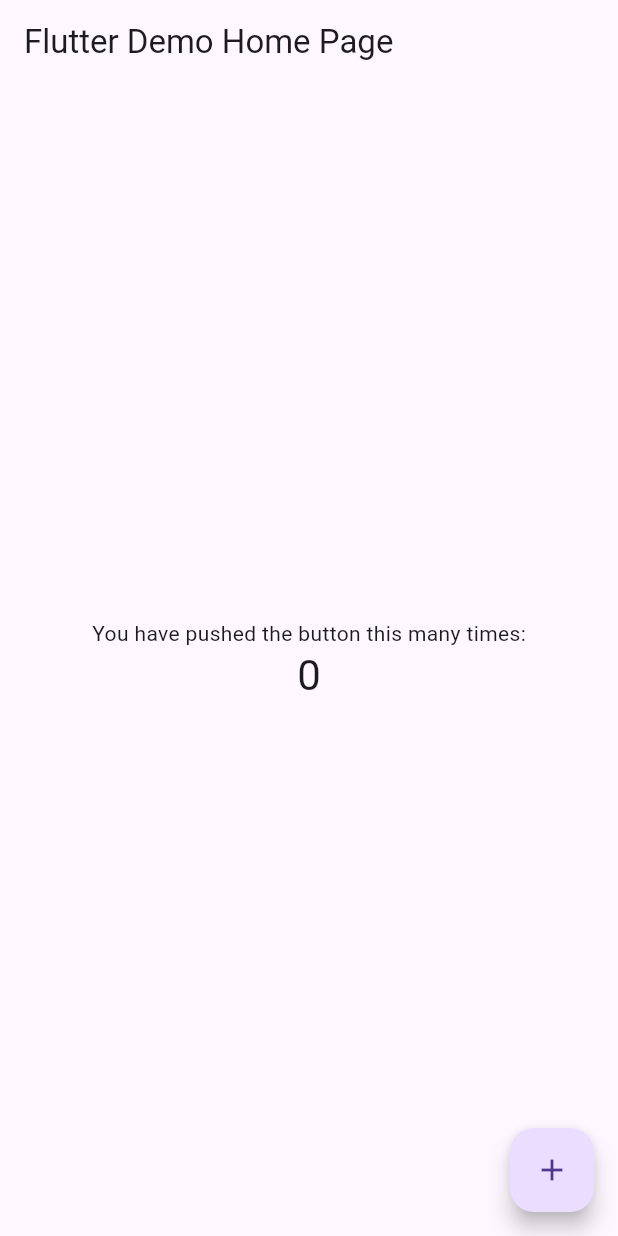
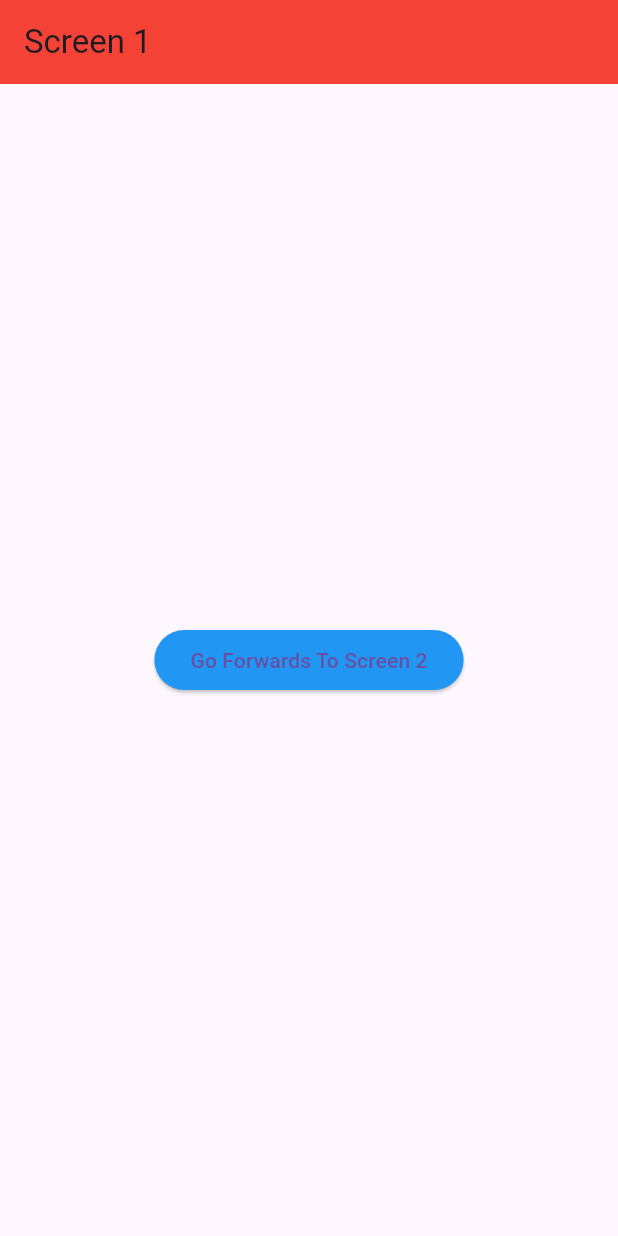
Before and after one commit to dil-nawaz-khan/navigation_flutter_app, a Flutter app: the screen it shows after launch, on a phone screen of 412 x 824 dp. Run offline on Flutter 3.47's test engine with Material 3 defaults, Android fonts, the phone set to English and light mode, and no system bars.

Commit message:
boilerplate code add

```diff
--- a/lib/main.dart
+++ b/lib/main.dart
@@ -1,110 +1,13 @@
 import 'package:flutter/material.dart';
+import 'screen1.dart';
 
-void main() => runApp(const MyApp());
+void main() => runApp(MyApp());
 
 class MyApp extends StatelessWidget {
   const MyApp({super.key});
 
-  // This widget is the root of your application.
   @override
   Widget build(BuildContext context) {
-    return MaterialApp(
-      title: 'Flutter Demo',
-      theme: ThemeData(
-        // This is the theme of your application.
-        //
-        // Try running your application with "flutter run". You'll see the
-        // application has a blue toolbar. Then, without quitting the app, try
-        // changing the primarySwatch below to Colors.green and then invoke
-        // "hot reload" (press "r" in the console where you ran "flutter run",
-        // or press Run > Flutter Hot Reload in a Flutter IDE). Notice that the
-        // counter didn't reset back to zero; the application is not restarted.
-        primarySwatch: Colors.blue,
-      ),
-      home: const MyHomePage(title: 'Flutter Demo Home Page'),
-    );
+    return MaterialApp(home: Screen1());
   }
 }
-
-class MyHomePage extends StatefulWidget {
-  const MyHomePage({super.key, required this.title});
-
-  // This widget is the home page of your application. It is stateful, meaning
-  // that it has a State object (defined below) that contains fields that affect
-  // how it looks.
-
-  // This class is the configuration for the state. It holds the values (in this
-  // case the title) provided by the parent (in this case the App widget) and
-  // used by the build method of the State. Fields in a Widget subclass are
-  // always marked "final".
-
-  final String title;
-
-  @override
-  State<MyHomePage> createState() => _MyHomePageState();
-}
-
-class _MyHomePageState extends State<MyHomePage> {
-  int _counter = 0;
-
-  void _incrementCounter() {
-    setState(() {
-      // This call to setState tells the Flutter framework that something has
-      // changed in this State, which causes it to rerun the build method below
-      // so that the display can reflect the updated values. If we changed
-      // _counter without calling setState(), then the build method would not be
-      // called again, and so nothing would appear to happen.
-      _counter++;
-    });
-  }
-
-  @override
-  Widget build(BuildContext context) {
-    // This method is rerun every time setState is called, for instance as done
-    // by the _incrementCounter method above.
-    //
-    // The Flutter framework has been optimized to make rerunning build methods
-    // fast, so that you can just rebuild anything that needs updating rather
-    // than having to individually change instances of widgets.
-    return Scaffold(
-      appBar: AppBar(
-        // Here we take the value from the MyHomePage object that was created by
-        // the App.build method, and use it to set our appbar title.
-        title: Text(widget.title),
-      ),
-      body: Center(
-        // Center is a layout widget. It takes a single child and positions it
-        // in the middle of the parent.
-        child: Column(
-          // Column is also a layout widget. It takes a list of children and
-          // arranges them vertically. By default, it sizes itself to fit its
-          // children horizontally, and tries to be as tall as its parent.
-          //
-          // Invoke "debug painting" (press "p" in the console, choose the
-          // "Toggle Debug Paint" action from the Flutter Inspector in Android
-          // Studio, or the "Toggle Debug Paint" command in Visual Studio Code)
-          // to see the wireframe for each widget.
-          //
-          // Column has various properties to control how it sizes itself and
-          // how it positions its children. Here we use mainAxisAlignment to
-          // center the children vertically; the main axis here is the vertical
-          // axis because Columns are vertical (the cross axis would be
-          // horizontal).
-          mainAxisAlignment: MainAxisAlignment.center,
-          children: <Widget>[
-            const Text('You have pushed the button this many times:'),
-            Text(
-              '$_counter',
-              style: Theme.of(context).textTheme.headlineMedium,
-            ),
-          ],
-        ),
-      ),
-      floatingActionButton: FloatingActionButton(
-        onPressed: _incrementCounter,
-        tooltip: 'Increment',
-        child: const Icon(Icons.add),
-      ), // This trailing comma makes auto-formatting nicer for build methods.
-    );
-  }
-}
--- /dev/null
+++ b/lib/screen1.dart
@@ -0,0 +1,22 @@
+import 'package:flutter/material.dart';
+
+class Screen1 extends StatelessWidget {
+  const Screen1({super.key});
+
+  @override
+  Widget build(BuildContext context) {
+    return Scaffold(
+      appBar: AppBar(backgroundColor: Colors.red, title: Text('Screen 1')),
+      body: Center(
+        child: ElevatedButton(
+          style: ElevatedButton.styleFrom(
+            backgroundColor: Colors.blue, // replaces `color`
+          ),
+
+          child: Text('Go Forwards To Screen 2'),
+          onPressed: () {},
+        ),
+      ),
+    );
+  }
+}
```
Also changed, not shown: lib/screen0.dart (added, +38 -0 lines), lib/screen2.dart (added, +22 -0 lines).
